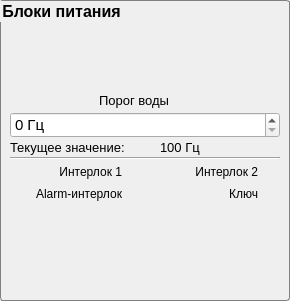
This is flag_panel.ui in bulkanul/EVO_YFL_1064_GUI_coherent2 as Qt 5 draws it before an edit. The edited form follows.
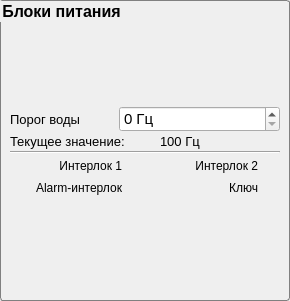
This is the edited form. Icons and pictures are not drawn.

```diff
--- a/flag_panel.ui
+++ b/flag_panel.ui
@@ -26,6 +26,7 @@
    <font>
     <family>Arial</family>
     <pointsize>10</pointsize>
+    <weight>50</weight>
     <italic>false</italic>
     <bold>false</bold>
    </font>
@@ -62,6 +63,7 @@
       <font>
        <family>Arial</family>
        <pointsize>12</pointsize>
+       <weight>75</weight>
        <italic>false</italic>
        <bold>true</bold>
       </font>
@@ -124,23 +126,20 @@
          <number>9</number>
         </property>
         <property name="bottomMargin">
-         <number>9</number>
+         <number>0</number>
+        </property>
+        <item>
+         <layout class="QVBoxLayout" name="verticalLayout_3">
+          <item>
+           <layout class="QHBoxLayout" name="horizontalLayout_6">
+            <property name="spacing">
+             <number>12</number>
         </property>
         <item>
          <layout class="QHBoxLayout" name="horizontalLayout_3">
-          <item>
-           <spacer name="horizontalSpacer">
-            <property name="orientation">
-             <enum>Qt::Horizontal</enum>
-            </property>
-            <property name="sizeHint" stdset="0">
-             <size>
-              <width>40</width>
-              <height>20</height>
-             </size>
-            </property>
-           </spacer>
-          </item>
+              <property name="spacing">
+               <number>7</number>
+              </property>
           <item>
            <widget class="QLabel" name="label_2">
             <property name="sizePolicy">
@@ -153,6 +152,7 @@
              <font>
               <family>Arial</family>
               <pointsize>10</pointsize>
+                  <weight>50</weight>
               <italic>false</italic>
               <bold>false</bold>
               <underline>false</underline>
@@ -194,23 +194,8 @@
             </property>
            </widget>
           </item>
-          <item>
-           <spacer name="horizontalSpacer_2">
-            <property name="orientation">
-             <enum>Qt::Horizontal</enum>
-            </property>
-            <property name="sizeHint" stdset="0">
-             <size>
-              <width>40</width>
-              <height>20</height>
-             </size>
-            </property>
-           </spacer>
-          </item>
-         </layout>
-        </item>
-        <item>
-         <layout class="QVBoxLayout" name="verticalLayout_3">
+             </layout>
+            </item>
           <item>
            <widget class="QDoubleSpinBox" name="dsb_water_thresh">
             <property name="sizePolicy">
@@ -236,6 +221,8 @@
             </property>
            </widget>
           </item>
+           </layout>
+          </item>
           <item>
            <layout class="QHBoxLayout" name="horizontalLayout_2">
             <item>
@@ -244,6 +231,7 @@
                <font>
                 <family>Arial</family>
                 <pointsize>10</pointsize>
+                <weight>50</weight>
                 <italic>false</italic>
                 <bold>false</bold>
                </font>
@@ -268,6 +256,7 @@
                <font>
                 <family>Arial</family>
                 <pointsize>10</pointsize>
+                <weight>50</weight>
                 <italic>false</italic>
                 <bold>false</bold>
                 <underline>false</underline>
```
Lines whose indentation alone changed are shown as unchanged.
